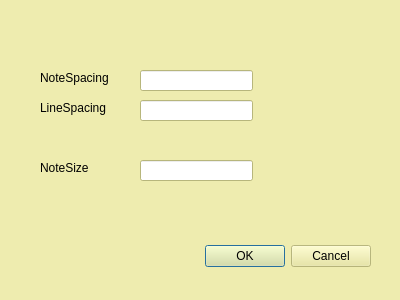
Above: qspreset.ui from scoreur/QS before the change. Below: the same form after it.
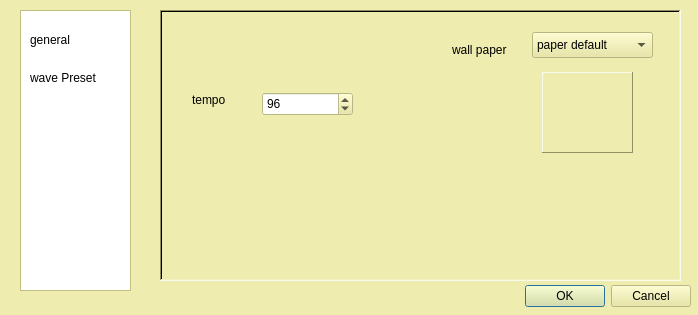
That is the form after the change. The open tabs and pages were chosen to show the change. Icons and pictures are not drawn.

What changed in the file:
```diff
--- a/qspreset.ui
+++ b/qspreset.ui
@@ -6,8 +6,8 @@
    <rect>
     <x>0</x>
     <y>0</y>
-    <width>400</width>
-    <height>300</height>
+    <width>698</width>
+    <height>315</height>
    </rect>
   </property>
   <property name="palette">
@@ -431,9 +431,9 @@
   <widget class="QDialogButtonBox" name="buttonBox">
    <property name="geometry">
     <rect>
-     <x>30</x>
-     <y>240</y>
-     <width>341</width>
+     <x>390</x>
+     <y>280</y>
+     <width>301</width>
      <height>32</height>
     </rect>
    </property>
@@ -444,82 +444,332 @@
     <set>QDialogButtonBox::Cancel|QDialogButtonBox::Ok</set>
    </property>
   </widget>
-  <widget class="QLabel" name="preNoteSpacing">
+  <widget class="QStackedWidget" name="stackedWidget">
    <property name="geometry">
     <rect>
-     <x>40</x>
-     <y>70</y>
-     <width>81</width>
-     <height>16</height>
+     <x>160</x>
+     <y>10</y>
+     <width>521</width>
+     <height>271</height>
     </rect>
    </property>
-   <property name="text">
-    <string>NoteSpacing</string>
+   <property name="toolTip">
+    <string>Wave Preset</string>
    </property>
-  </widget>
-  <widget class="QLabel" name="preLineSpacing">
-   <property name="geometry">
-    <rect>
-     <x>40</x>
-     <y>100</y>
-     <width>81</width>
-     <height>16</height>
-    </rect>
+   <property name="frameShape">
+    <enum>QFrame::WinPanel</enum>
    </property>
-   <property name="text">
-    <string>LineSpacing</string>
+   <property name="frameShadow">
+    <enum>QFrame::Sunken</enum>
    </property>
-  </widget>
-  <widget class="QLineEdit" name="editNoteSpacing">
-   <property name="geometry">
-    <rect>
-     <x>140</x>
-     <y>70</y>
-     <width>113</width>
-     <height>21</height>
-    </rect>
+   <property name="currentIndex">
+    <number>2</number>
    </property>
-   <property name="inputMask">
-    <string>99</string>
-   </property>
+   <widget class="QWidget" name="generalPreset"/>
+   <widget class="QWidget" name="wavPreset">
+    <widget class="QLabel" name="label">
+     <property name="geometry">
+      <rect>
+       <x>30</x>
+       <y>30</y>
+       <width>91</width>
+       <height>16</height>
+      </rect>
+     </property>
+     <property name="text">
+      <string>sample mode</string>
+     </property>
+    </widget>
+    <widget class="QLabel" name="label_2">
+     <property name="geometry">
+      <rect>
+       <x>40</x>
+       <y>110</y>
+       <width>62</width>
+       <height>16</height>
+      </rect>
+     </property>
+     <property name="text">
+      <string>TextLabel</string>
+     </property>
+    </widget>
+    <widget class="QLineEdit" name="lineEdit">
+     <property name="geometry">
+      <rect>
+       <x>130</x>
+       <y>70</y>
+       <width>113</width>
+       <height>21</height>
+      </rect>
+     </property>
+    </widget>
+    <widget class="QLineEdit" name="lineEdit_2">
+     <property name="geometry">
+      <rect>
+       <x>130</x>
+       <y>100</y>
+       <width>113</width>
+       <height>21</height>
+      </rect>
+     </property>
+    </widget>
+    <widget class="QComboBox" name="comboBox">
+     <property name="geometry">
+      <rect>
+       <x>130</x>
+       <y>30</y>
+       <width>111</width>
+       <height>26</height>
+      </rect>
+     </property>
+     <item>
+      <property name="text">
+       <string>sample evenly</string>
+      </property>
+     </item>
+     <item>
+      <property name="text">
+       <string>sample extremum</string>
+      </property>
+     </item>
+    </widget>
+   </widget>
+   <widget class="QWidget" name="scorePreset">
+    <property name="toolTip">
+     <string>Score Preset</string>
+    </property>
+    <widget class="QLineEdit" name="editNoteSpacing">
+     <property name="geometry">
+      <rect>
+       <x>120</x>
+       <y>40</y>
+       <width>113</width>
+       <height>21</height>
+      </rect>
+     </property>
+     <property name="inputMask">
+      <string>99</string>
+     </property>
+    </widget>
+    <widget class="QLineEdit" name="editLineSpacing">
+     <property name="geometry">
+      <rect>
+       <x>120</x>
+       <y>70</y>
+       <width>113</width>
+       <height>21</height>
+      </rect>
+     </property>
+     <property name="inputMask">
+      <string>99</string>
+     </property>
+    </widget>
+    <widget class="QLineEdit" name="editNoteSize">
+     <property name="geometry">
+      <rect>
+       <x>120</x>
+       <y>110</y>
+       <width>113</width>
+       <height>21</height>
+      </rect>
+     </property>
+     <property name="inputMask">
+      <string>99</string>
+     </property>
+    </widget>
+    <widget class="QLabel" name="preNoteSpacing">
+     <property name="geometry">
+      <rect>
+       <x>20</x>
+       <y>40</y>
+       <width>81</width>
+       <height>16</height>
+      </rect>
+     </property>
+     <property name="text">
+      <string>NoteSpacing</string>
+     </property>
+    </widget>
+    <widget class="QLabel" name="preLineSpacing">
+     <property name="geometry">
+      <rect>
+       <x>20</x>
+       <y>70</y>
+       <width>81</width>
+       <height>16</height>
+      </rect>
+     </property>
+     <property name="text">
+      <string>LineSpacing</string>
+     </property>
+    </widget>
+    <widget class="QLabel" name="preNoteSize">
+     <property name="geometry">
+      <rect>
+       <x>30</x>
+       <y>110</y>
+       <width>62</width>
+       <height>16</height>
+      </rect>
+     </property>
+     <property name="text">
+      <string>NoteSize</string>
+     </property>
+    </widget>
+   </widget>
+   <widget class="QWidget" name="staffPreset">
+    <property name="toolTip">
+     <string>Staff Preset</string>
+    </property>
+    <widget class="QSpinBox" name="spinBox">
+     <property name="geometry">
+      <rect>
+       <x>100</x>
+       <y>80</y>
+       <width>91</width>
+       <height>24</height>
+      </rect>
+     </property>
+     <property name="minimum">
+      <number>32</number>
+     </property>
+     <property name="maximum">
+      <number>240</number>
+     </property>
+     <property name="value">
+      <number>96</number>
+     </property>
+    </widget>
+    <widget class="QLabel" name="label_3">
+     <property name="geometry">
+      <rect>
+       <x>30</x>
+       <y>80</y>
+       <width>62</width>
+       <height>16</height>
+      </rect>
+     </property>
+     <property name="text">
+      <string>tempo</string>
+     </property>
+    </widget>
+    <widget class="QComboBox" name="wallPaperSelect">
+     <property name="geometry">
+      <rect>
+       <x>370</x>
+       <y>20</y>
+       <width>121</width>
+       <height>26</height>
+      </rect>
+     </property>
+     <property name="toolTip">
+      <string>select the wall paper you like</string>
+     </property>
+     <item>
+      <property name="text">
+       <string>paper default</string>
+      </property>
+     </item>
+     <item>
+      <property name="text">
+       <string>paper 1</string>
+      </property>
+     </item>
+     <item>
+      <property name="text">
+       <string>paper 2</string>
+      </property>
+     </item>
+     <item>
+      <property name="text">
+       <string>paper 3</string>
+      </property>
+     </item>
+     <item>
+      <property name="text">
+       <string>paper 4</string>
+      </property>
+     </item>
+     <item>
+      <property name="text">
+       <string>paper 5</string>
+      </property>
+     </item>
+    </widget>
+    <widget class="QLabel" name="label_4">
+     <property name="geometry">
+      <rect>
+       <x>290</x>
+       <y>30</y>
+       <width>71</width>
+       <height>16</height>
+      </rect>
+     </property>
+     <property name="text">
+      <string>wall paper</string>
+     </property>
+    </widget>
+    <widget class="QLabel" name="label_5">
+     <property name="geometry">
+      <rect>
+       <x>380</x>
+       <y>60</y>
+       <width>91</width>
+       <height>81</height>
+      </rect>
+     </property>
+     <property name="frameShape">
+      <enum>QFrame::Panel</enum>
+     </property>
+     <property name="frameShadow">
+      <enum>QFrame::Raised</enum>
+     </property>
+     <property name="text">
+      <string/>
+     </property>
+     <property name="pixmap">
+      <pixmap resource="qs.qrc">:/image/staff/wallpaper.png</pixmap>
+     </property>
+     <property name="scaledContents">
+      <bool>true</bool>
+     </property>
+    </widget>
+   </widget>
   </widget>
-  <widget class="QLineEdit" name="editLineSpacing">
+  <widget class="QListWidget" name="listWidget">
    <property name="geometry">
     <rect>
-     <x>140</x>
-     <y>100</y>
-     <width>113</width>
-     <height>21</height>
+     <x>20</x>
+     <y>10</y>
+     <width>111</width>
+     <height>281</height>
     </rect>
    </property>
-   <property name="inputMask">
-    <string>99</string>
-   </property>
   </widget>
-  <widget class="QLabel" name="preNoteSize">
+  <widget class="QLabel" name="label_6">
    <property name="geometry">
     <rect>
-     <x>40</x>
-     <y>160</y>
-     <width>62</width>
-     <height>16</height>
+     <x>30</x>
+     <y>30</y>
+     <width>91</width>
+     <height>20</height>
     </rect>
    </property>
    <property name="text">
-    <string>NoteSize</string>
+    <string>general</string>
    </property>
   </widget>
-  <widget class="QLineEdit" name="editNoteSize">
+  <widget class="QLabel" name="label_7">
    <property name="geometry">
     <rect>
-     <x>140</x>
-     <y>160</y>
-     <width>113</width>
-     <height>21</height>
+     <x>30</x>
+     <y>70</y>
+     <width>81</width>
+     <height>16</height>
     </rect>
    </property>
-   <property name="inputMask">
-    <string>99</string>
+   <property name="text">
+    <string>wave Preset</string>
    </property>
   </widget>
  </widget>
```
Left out of the diff: 4 changed lines with no effect on the pictures.
